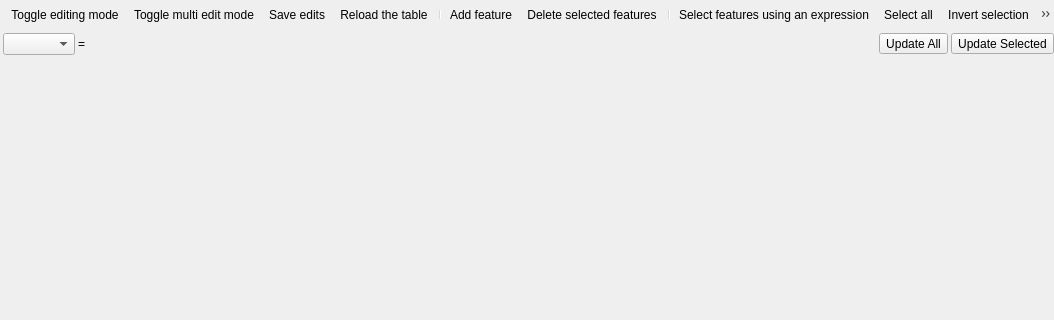
qgis/QGIS, file src/ui/qgsattributetabledialog.ui: the form before one commit; both pictures show x 0 to 1054 and y 0 to 320 of the 1054 by 570 pixel window.
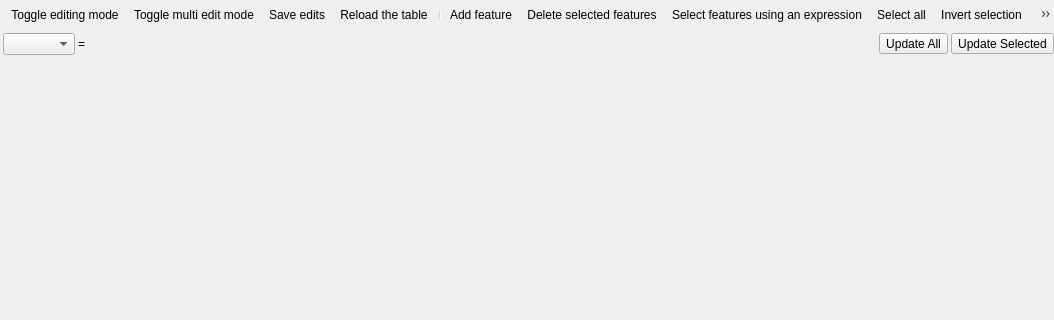
The form after the commit. Icons and pictures are not drawn. Custom widgets are drawn as their Qt base class.

Commit message: Better reflect layer capabilities in attribute dialog toolbar

Patch:
```diff
--- a/src/ui/qgsattributetabledialog.ui
+++ b/src/ui/qgsattributetabledialog.ui
@@ -170,7 +170,6 @@
      <addaction name="separator"/>
      <addaction name="mActionAddFeature"/>
      <addaction name="mActionDeleteSelected"/>
-     <addaction name="separator"/>
      <addaction name="mActionExpressionSelect"/>
      <addaction name="mActionSelectAll"/>
      <addaction name="mActionInvertSelection"/>
```
The commit also changes 1 other file.
